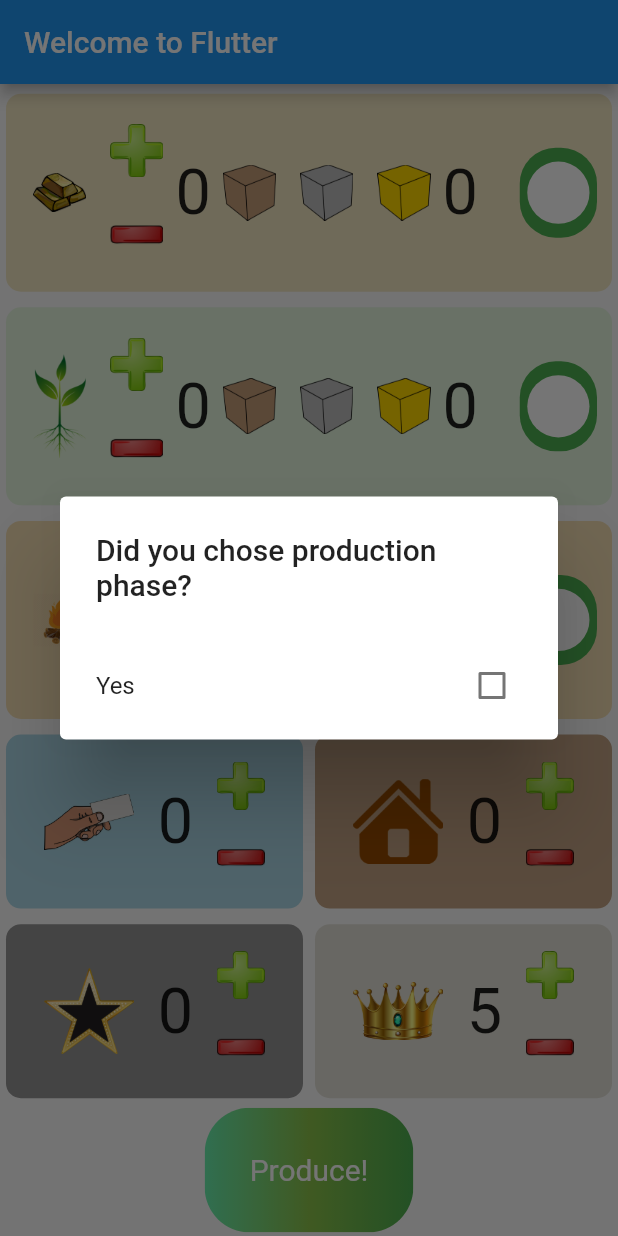
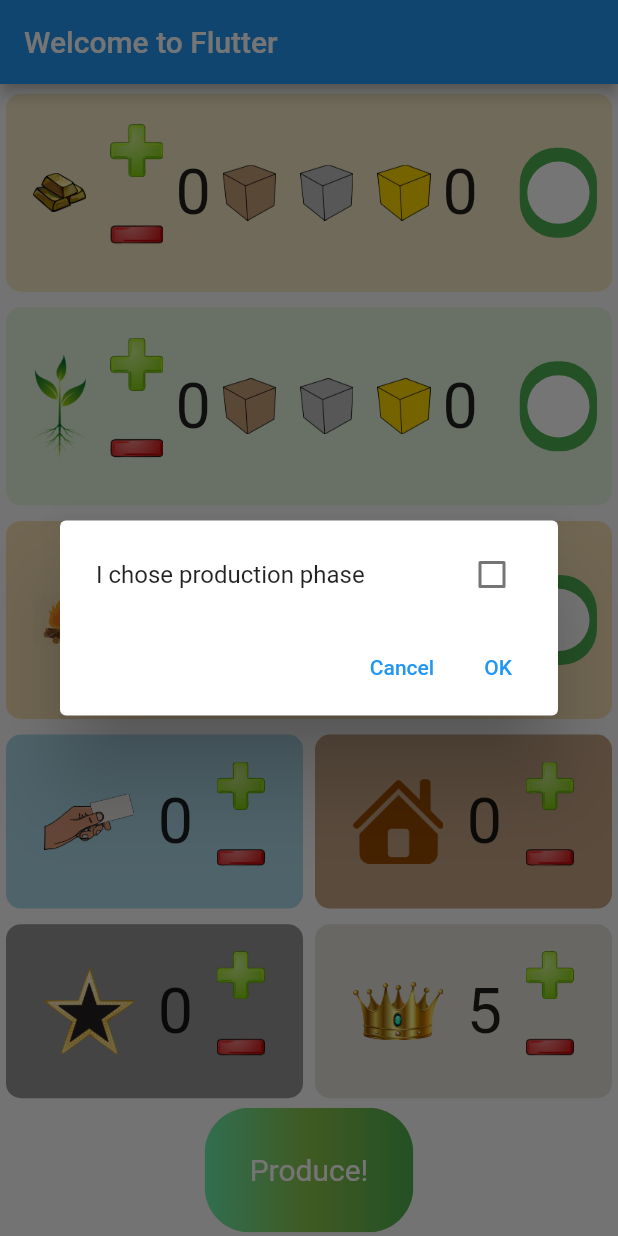
Before and after one commit to gorkememir/ares_stateful, a Flutter app: the screen it shows after launch, after a tap on "Produce!", on a phone screen of 412 x 824 dp. Run offline on Flutter 3.47's test engine with Material 2 defaults, Android fonts, the phone set to English and light mode, and no system bars; drawn by our look-alikes of flutter_switch.

Commit message:
Production button works.

```diff
--- a/lib/main.dart
+++ b/lib/main.dart
@@ -22,22 +22,40 @@ class _MyAppState extends State<MyApp> {
   bool prodSelected = false;
 
   produce() {
-    setState(() {
-      goldRow.increaseBy(goldRow.getIncome() + trRow.getIndicator());
-    });
+    if (prodSelected) {
+      setState(() {
+        goldRow.increaseBy(goldRow.getIncome() + trRow.getIndicator() + 4);
+      });
+    }
+    else {
+      goldRow.increaseBy(goldRow.getIncome()+trRow.getIndicator());
+    }
   }
 
   void _showDialog(BuildContext context) {
+    prodSelected = false;
+    Widget okButton = TextButton(
+      child: Text("OK"),
+      onPressed: () {
+        produce();
+        Navigator.of(context).pop();
+      },
+    );
+
+    Widget cancelButton = TextButton(
+      child: Text("Cancel"),
+      onPressed: () => Navigator.of(context).pop(),
+    );
+
     showDialog(
       context: context,
       builder: (BuildContext context) {
         return AlertDialog(
-          title: Text("Did you chose production phase?"),
           actions: <Widget>[
             StatefulBuilder(
               builder: (BuildContext context, StateSetter setState) {
                 return CheckboxListTile(
-                  title: Text("Yes"),
+                  title: Text("I chose production phase"),
                   value: prodSelected,
                   autofocus: false,
                   activeColor: Colors.green,
@@ -50,6 +68,14 @@ class _MyAppState extends State<MyApp> {
                   },
                 );
               }
+            ),
+            SizedBox(height: 10),
+            Row(
+              mainAxisAlignment: MainAxisAlignment.end,
+              children: [
+                cancelButton,
+                okButton
+              ],
             )
           ],
         );
```
Also changed, not shown: lib/common/resource_row_stateful.dart (+35 -6 lines).
